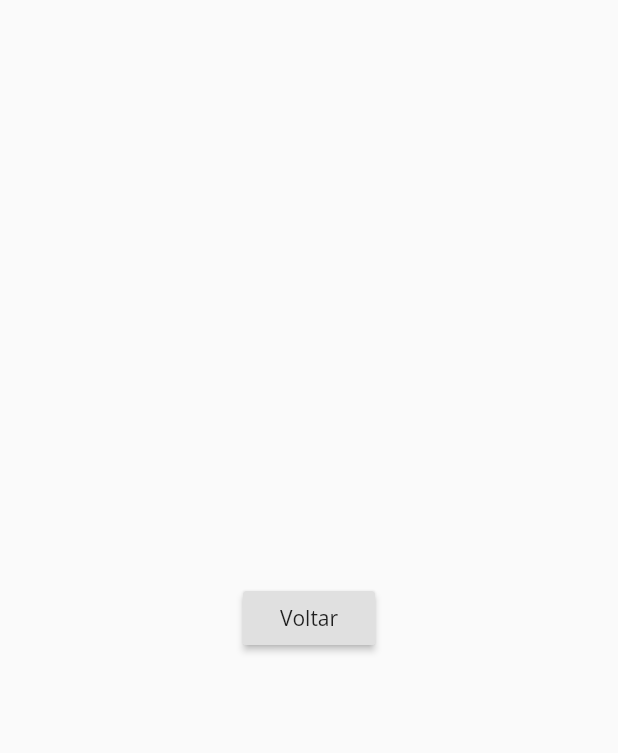
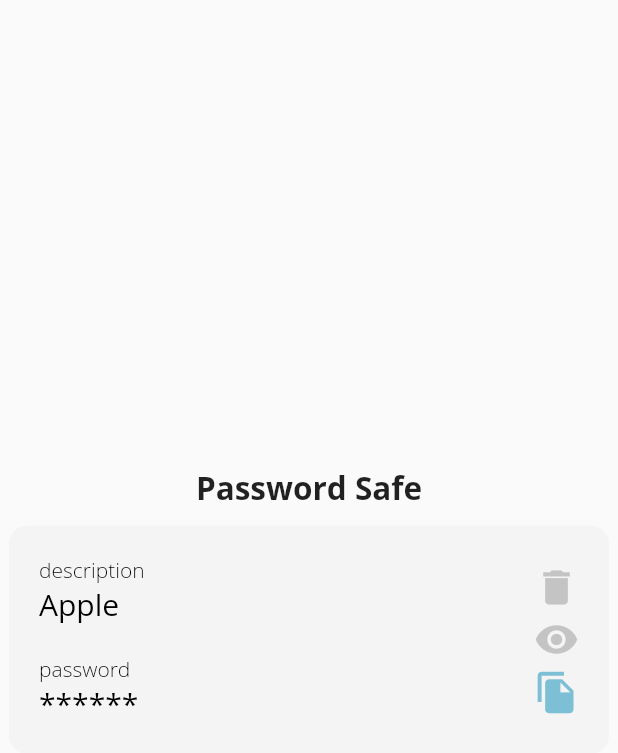
Before and after one commit to zawadneak/pword, a Flutter app: the Safe screen opened by its route, on a phone screen of 412 x 824 dp. Shown: the top 753 px of the screen. Run offline on Flutter 3.47's test engine with Material 2 defaults, Android fonts, the phone set to English and light mode, and no system bars.

Commit message:
Safe page style

```diff
--- a/lib/pages/safe.dart
+++ b/lib/pages/safe.dart
@@ -1,4 +1,5 @@
 import 'package:flutter/material.dart';
+import '../widgets/safeBox.dart';
 
 class Safe extends StatefulWidget {
   @override
@@ -14,10 +15,18 @@ class SafeState extends State<Safe> {
 
     return Scaffold(
         body: Center(
-      child: RaisedButton(
-        onPressed: handleGoBack,
-        child: Text('Voltar'),
-      ),
-    ));
+            child: Column(
+      mainAxisAlignment: MainAxisAlignment.center,
+      children: [
+        Text(
+          "Password Safe",
+          style: TextStyle(
+              fontFamily: "OpenSans",
+              fontWeight: FontWeight.w700,
+              fontSize: 21.0),
+        ),
+        SafeBox("Apple", "123")
+      ],
+    )));
   }
 }
--- /dev/null
+++ b/lib/widgets/safeBox.dart
@@ -0,0 +1,106 @@
+import 'package:flutter/material.dart';
+import 'package:pword/constants/colors.dart';
+
+class SafeBox extends StatefulWidget {
+  final String description;
+  final String password;
+
+  SafeBox(this.description, this.password);
+
+  @override
+  SafeBoxWidget createState() => SafeBoxWidget();
+}
+
+class SafeBoxWidget extends State<SafeBox> {
+  bool hidden = true;
+
+  void handleVisibility() {
+    setState(() {
+      hidden = !hidden;
+    });
+  }
+
+  @override
+  Widget build(BuildContext context) {
+    return SizedBox(
+        width: 400,
+        child: Container(
+          margin: EdgeInsets.symmetric(vertical: 10),
+          padding: EdgeInsets.all(20),
+          decoration: BoxDecoration(
+              borderRadius: BorderRadius.circular(12),
+              color: Color.fromRGBO(244, 244, 244, 1)),
+          child: Center(
+            child: Row(
+              mainAxisAlignment: MainAxisAlignment.spaceBetween,
+              children: [
+                Flexible(
+                    child: Column(
+                  crossAxisAlignment: CrossAxisAlignment.baseline,
+                  textBaseline: TextBaseline.alphabetic,
+                  children: [
+                    Text(
+                      "description",
+                      textAlign: TextAlign.left,
+                      style: TextStyle(
+                          color: Colors.black,
+                          fontFamily: "OpenSans",
+                          fontWeight: FontWeight.w200),
+                    ),
+                    Text(
+                      widget.description,
+                      textAlign: TextAlign.left,
+                      style: TextStyle(
+                          color: Colors.black,
+                          fontFamily: "OpenSans",
+                          fontSize: 20),
+                    ),
+                    SizedBox(height: 20),
+                    Text(
+                      "password",
+                      textAlign: TextAlign.left,
+                      style: TextStyle(
+                          color: Colors.black,
+                          fontFamily: "OpenSans",
+                          fontWeight: FontWeight.w200),
+                    ),
+                    Text(
+                      hidden ? "******" : widget.password,
+                      textAlign: TextAlign.left,
+                      style: TextStyle(
+                          color: Colors.black,
+                          fontFamily: "OpenSans",
+                          fontSize: 20),
+                    ),
+                  ],
+                )),
+                Column(
+                  mainAxisAlignment: MainAxisAlignment.spaceBetween,
+                  children: [
+                    GestureDetector(
+                      onTap: () => print('oi'),
+                      child: Icon(Icons.delete,
+                          size: 30, color: Color.fromRGBO(196, 196, 196, 1)),
+                    ),
+                    SizedBox(height: 5),
+                    GestureDetector(
+                      onTap: handleVisibility,
+                      child: Icon(
+                          hidden ? Icons.visibility : Icons.visibility_off,
+                          size: 30,
+                          color: Color.fromRGBO(196, 196, 196, 1)),
+                    ),
+                    SizedBox(height: 5),
+                    GestureDetector(
+                      onTap: () => print('oi'),
+                      child: Icon(Icons.file_copy,
+                          size: 30, color: Constants.blue),
+                    )
+                  ],
+                )
+              ],
+            ),
+          ),
+        ));
+  }
+}
```
